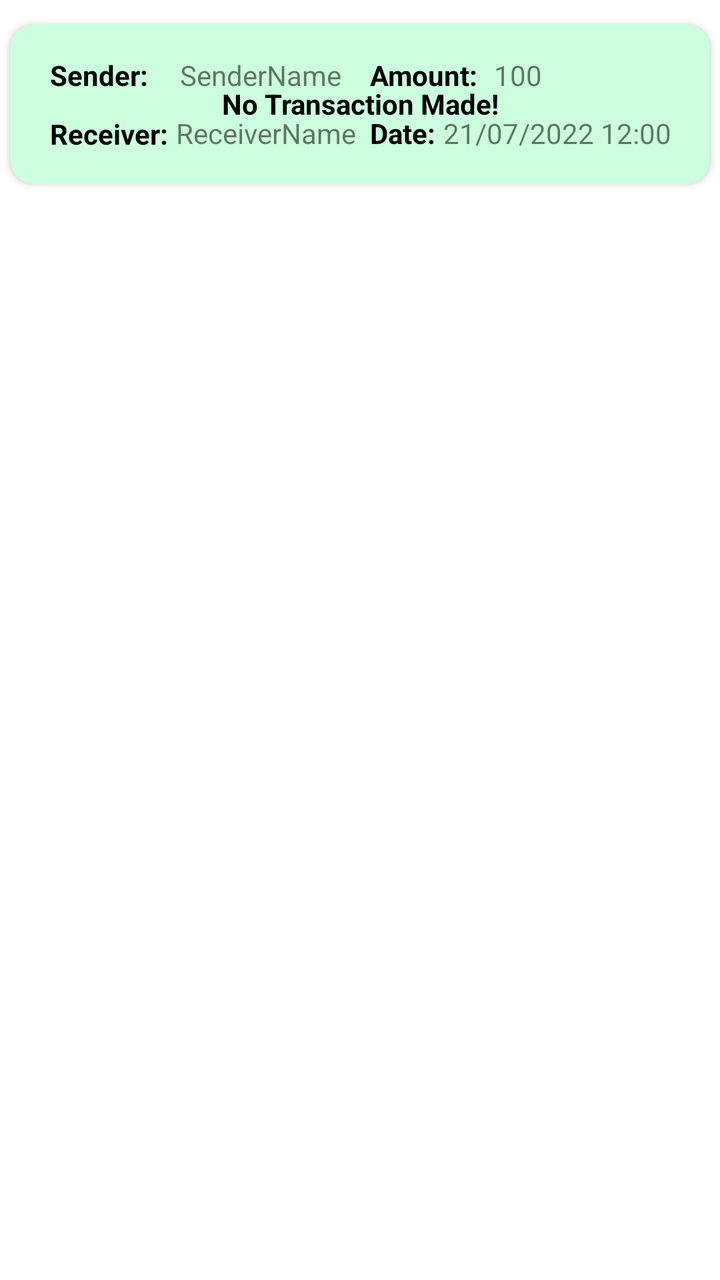
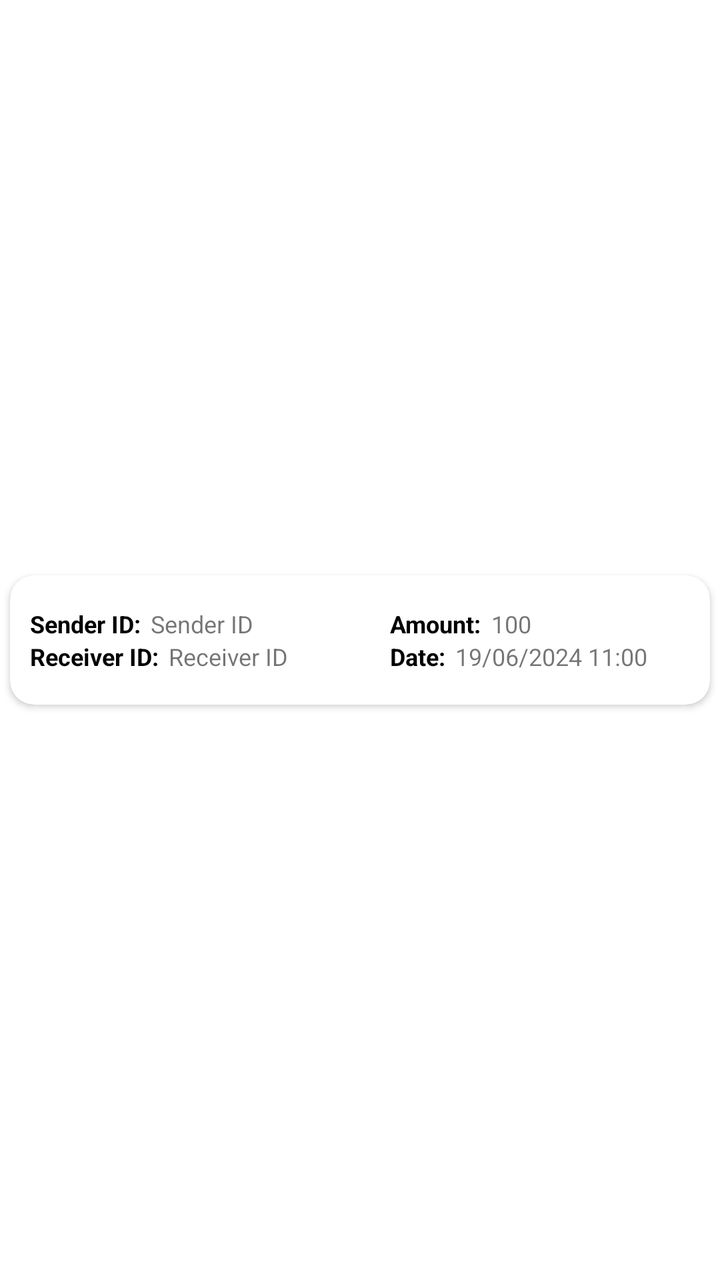

An Android layout rendered at two revisions. The XML below is the earlier revision; the diff shows what the commit changed to produce the second picture.
<!-- AndroidManifest.xml: application theme Theme.ApnaBank -->
<!-- res/layout/row_transaction.xml -->
<?xml version="1.0" encoding="utf-8"?>
<androidx.constraintlayout.widget.ConstraintLayout xmlns:android="http://schemas.android.com/apk/res/android"
    xmlns:app="http://schemas.android.com/apk/res-auto"
    xmlns:tools="http://schemas.android.com/tools"
    android:layout_width="match_parent"
    android:layout_height="wrap_content">

    <androidx.cardview.widget.CardView
        android:layout_width="match_parent"
        android:layout_height="80dp"
        android:layout_marginStart="5dp"
        android:layout_marginTop="5dp"
        android:layout_marginEnd="5dp"
        android:layout_marginBottom="5dp"
        app:cardBackgroundColor="@color/base_theme1"
        app:cardCornerRadius="12dp"
        app:layout_constraintBottom_toBottomOf="parent"
        app:layout_constraintEnd_toEndOf="parent"
        app:layout_constraintHorizontal_bias="0.0"
        app:layout_constraintStart_toStartOf="parent"
        app:layout_constraintTop_toTopOf="parent"
        app:layout_constraintVertical_bias="0.013">

        <androidx.constraintlayout.widget.ConstraintLayout
            android:layout_width="match_parent"
            android:layout_height="match_parent">

            <TextView
                android:id="@+id/noTransactionTextView"
                android:layout_width="match_parent"
                android:layout_height="match_parent"
                android:gravity="center"
                android:textColor="@color/black"
                android:text="@string/noTransaction"
                android:textStyle="bold" />

            <TextView
                android:id="@+id/textView3"
                android:textColor="@color/black"
                android:layout_width="wrap_content"
                android:layout_height="wrap_content"
                android:layout_marginStart="20dp"
                android:layout_marginTop="16dp"
                android:text="@string/sender"
                android:textStyle="bold"
                app:layout_constraintStart_toStartOf="parent"
                app:layout_constraintTop_toTopOf="parent" />

            <TextView
                android:id="@+id/senderTextView"
                android:layout_width="wrap_content"
                android:layout_height="wrap_content"
                android:layout_marginStart="16dp"
                android:layout_marginTop="16dp"
                android:text="SenderName"
                app:layout_constraintStart_toEndOf="@+id/textView3"
                app:layout_constraintTop_toTopOf="parent" />

            <TextView
                android:id="@+id/textView123"
                android:textColor="@color/black"
                android:layout_width="wrap_content"
                android:layout_height="wrap_content"
                android:layout_marginStart="20dp"
                android:text="@string/receiver"
                android:textStyle="bold"
                app:layout_constraintBottom_toBottomOf="parent"
                app:layout_constraintStart_toStartOf="parent"
                app:layout_constraintTop_toBottomOf="@+id/textView3"
                app:layout_constraintVertical_bias="0.395" />

            <TextView
                android:id="@+id/receiverTextView"
                android:layout_width="wrap_content"
                android:layout_height="wrap_content"
                android:layout_marginStart="4dp"
                android:text="ReceiverName"
                app:layout_constraintBottom_toBottomOf="parent"
                app:layout_constraintStart_toEndOf="@+id/textView123"
                app:layout_constraintTop_toBottomOf="@+id/senderTextView"
                app:layout_constraintVertical_bias="0.384" />

            <TextView
                android:id="@+id/textView19"
                android:layout_width="wrap_content"
                android:layout_height="wrap_content"
                android:layout_marginStart="180dp"
                android:layout_marginTop="16dp"
                android:text="@string/amountText"
                android:textColor="@color/black"
                android:textStyle="bold"
                app:layout_constraintStart_toStartOf="parent"
                app:layout_constraintTop_toTopOf="parent" />

            <TextView
                android:id="@+id/amountTextView"
                android:layout_width="wrap_content"
                android:layout_height="wrap_content"
                android:layout_marginStart="8dp"
                android:layout_marginTop="16dp"
                android:text="100"
                app:layout_constraintStart_toEndOf="@+id/textView19"
                app:layout_constraintTop_toTopOf="parent" />

            <TextView
                android:id="@+id/textView21"
                android:layout_width="wrap_content"
                android:layout_height="wrap_content"
                android:layout_marginStart="180dp"
                android:text="@string/date"
                android:textColor="@color/black"
                android:textStyle="bold"
                app:layout_constraintBottom_toBottomOf="parent"
                app:layout_constraintStart_toStartOf="parent"
                app:layout_constraintTop_toBottomOf="@+id/textView19"
                app:layout_constraintVertical_bias="0.384" />

            <TextView
                android:id="@+id/dateTextView"
                android:layout_width="wrap_content"
                android:layout_height="wrap_content"
                android:layout_marginStart="4dp"
                android:text="21/07/2022 12:00"
                app:layout_constraintBottom_toBottomOf="parent"
                app:layout_constraintStart_toEndOf="@+id/textView21"
                app:layout_constraintTop_toBottomOf="@+id/amountTextView"
                app:layout_constraintVertical_bias="0.384" />

        </androidx.constraintlayout.widget.ConstraintLayout>

    </androidx.cardview.widget.CardView>

</androidx.constraintlayout.widget.ConstraintLayout>
<!-- resources referenced by this layout -->
<resources>
  <color name="base_theme1">@color/ui_normal</color>
  <color name="black">#FF000000</color>
  <string name="amountText">Amount: </string>
  <string name="date">Date: </string>
  <string name="noTransaction">No Transaction Made!</string>
  <string name="receiver">Receiver: </string>
  <string name="sender">Sender: </string>
  <style name="Theme.ApnaBank" parent="Theme.MaterialComponents.DayNight.DarkActionBar">
          
          <item name="colorPrimary">@color/purple_500</item>
          <item name="colorPrimaryVariant">@color/purple_700</item>
          <item name="colorOnPrimary">@color/white</item>
          
          <item name="colorSecondary">@color/teal_200</item>
          <item name="colorSecondaryVariant">@color/teal_700</item>
          <item name="colorOnSecondary">@color/black</item>
          
          <item name="android:statusBarColor" tools:targetApi="l">?attr/colorPrimaryVariant</item>
          
      </style>
  <color name="ui_normal">#CCFFDD</color>
  <color name="purple_500">#FF6200EE</color>
  <color name="purple_700">#FF3700B3</color>
  <color name="white">#FFFFFFFF</color>
  <color name="teal_200">#FF03DAC5</color>
  <color name="teal_700">#FF018786</color>
</resources>

<!-- the commit's change to res/layout/row_transaction.xml (unified diff, before → after) -->
@@ -7,42 +7,41 @@
 
     <androidx.cardview.widget.CardView
         android:layout_width="match_parent"
-        android:layout_height="80dp"
+        android:layout_height="wrap_content"
         android:layout_marginStart="5dp"
         android:layout_marginTop="5dp"
         android:layout_marginEnd="5dp"
         android:layout_marginBottom="5dp"
-        app:cardBackgroundColor="@color/base_theme1"
+        app:cardBackgroundColor="#FFFFFF"
         app:cardCornerRadius="12dp"
         app:layout_constraintBottom_toBottomOf="parent"
         app:layout_constraintEnd_toEndOf="parent"
-        app:layout_constraintHorizontal_bias="0.0"
         app:layout_constraintStart_toStartOf="parent"
-        app:layout_constraintTop_toTopOf="parent"
-        app:layout_constraintVertical_bias="0.013">
+        app:layout_constraintTop_toTopOf="parent">
 
         <androidx.constraintlayout.widget.ConstraintLayout
             android:layout_width="match_parent"
             android:layout_height="match_parent">
 
-            <TextView
-                android:id="@+id/noTransactionTextView"
-                android:layout_width="match_parent"
-                android:layout_height="match_parent"
-                android:gravity="center"
-                android:textColor="@color/black"
-                android:text="@string/noTransaction"
-                android:textStyle="bold" />
+
+
+
+
+
+
+
+
 
             <TextView
                 android:id="@+id/textView3"
                 android:textColor="@color/black"
                 android:layout_width="wrap_content"
                 android:layout_height="wrap_content"
-                android:layout_marginStart="20dp"
+                android:layout_marginStart="10dp"
                 android:layout_marginTop="16dp"
                 android:text="@string/sender"
                 android:textStyle="bold"
+                android:textSize="12sp"
                 app:layout_constraintStart_toStartOf="parent"
                 app:layout_constraintTop_toTopOf="parent" />
 
@@ -50,9 +49,10 @@
                 android:id="@+id/senderTextView"
                 android:layout_width="wrap_content"
                 android:layout_height="wrap_content"
-                android:layout_marginStart="16dp"
+                android:layout_marginStart="5dp"
                 android:layout_marginTop="16dp"
-                android:text="SenderName"
+                android:text="Sender ID"
+                android:textSize="12sp"
                 app:layout_constraintStart_toEndOf="@+id/textView3"
                 app:layout_constraintTop_toTopOf="parent" />
 
@@ -61,9 +61,11 @@
                 android:textColor="@color/black"
                 android:layout_width="wrap_content"
                 android:layout_height="wrap_content"
-                android:layout_marginStart="20dp"
+                android:layout_marginStart="10dp"
+                android:layout_marginBottom="16dp"
                 android:text="@string/receiver"
                 android:textStyle="bold"
+                android:textSize="12sp"
                 app:layout_constraintBottom_toBottomOf="parent"
                 app:layout_constraintStart_toStartOf="parent"
                 app:layout_constraintTop_toBottomOf="@+id/textView3"
@@ -73,8 +75,10 @@
                 android:id="@+id/receiverTextView"
                 android:layout_width="wrap_content"
                 android:layout_height="wrap_content"
-                android:layout_marginStart="4dp"
-                android:text="ReceiverName"
+                android:layout_marginStart="5dp"
+                android:layout_marginBottom="16dp"
+                android:text="Receiver ID"
+                android:textSize="12sp"
                 app:layout_constraintBottom_toBottomOf="parent"
                 app:layout_constraintStart_toEndOf="@+id/textView123"
                 app:layout_constraintTop_toBottomOf="@+id/senderTextView"
@@ -84,11 +88,12 @@
                 android:id="@+id/textView19"
                 android:layout_width="wrap_content"
                 android:layout_height="wrap_content"
-                android:layout_marginStart="180dp"
+                android:layout_marginStart="190dp"
                 android:layout_marginTop="16dp"
                 android:text="@string/amountText"
                 android:textColor="@color/black"
                 android:textStyle="bold"
+                android:textSize="12sp"
                 app:layout_constraintStart_toStartOf="parent"
                 app:layout_constraintTop_toTopOf="parent" />
 
@@ -96,9 +101,10 @@
                 android:id="@+id/amountTextView"
                 android:layout_width="wrap_content"
                 android:layout_height="wrap_content"
-                android:layout_marginStart="8dp"
+                android:layout_marginStart="5dp"
                 android:layout_marginTop="16dp"
                 android:text="100"
+                android:textSize="12sp"
                 app:layout_constraintStart_toEndOf="@+id/textView19"
                 app:layout_constraintTop_toTopOf="parent" />
 
@@ -106,25 +112,27 @@
                 android:id="@+id/textView21"
                 android:layout_width="wrap_content"
                 android:layout_height="wrap_content"
-                android:layout_marginStart="180dp"
+                android:layout_marginStart="190dp"
+                android:layout_marginBottom="16dp"
                 android:text="@string/date"
                 android:textColor="@color/black"
                 android:textStyle="bold"
+                android:textSize="12sp"
                 app:layout_constraintBottom_toBottomOf="parent"
                 app:layout_constraintStart_toStartOf="parent"
-                app:layout_constraintTop_toBottomOf="@+id/textView19"
-                app:layout_constraintVertical_bias="0.384" />
+                app:layout_constraintTop_toBottomOf="@+id/textView19" />
 
             <TextView
                 android:id="@+id/dateTextView"
                 android:layout_width="wrap_content"
                 android:layout_height="wrap_content"
-                android:layout_marginStart="4dp"
-                android:text="21/07/2022 12:00"
+                android:layout_marginStart="5dp"
+                android:layout_marginBottom="16dp"
+                android:text="19/06/2024 11:00"
+                android:textSize="12sp"
                 app:layout_constraintBottom_toBottomOf="parent"
                 app:layout_constraintStart_toEndOf="@+id/textView21"
-                app:layout_constraintTop_toBottomOf="@+id/amountTextView"
-                app:layout_constraintVertical_bias="0.384" />
+                app:layout_constraintTop_toBottomOf="@+id/amountTextView" />
 
         </androidx.constraintlayout.widget.ConstraintLayout>
 
<!-- resource entries referenced after the edit -->
@@ -1,17 +1,15 @@
 <!-- resources referenced by this layout -->
 <resources>
-  <color name="base_theme1">@color/ui_normal</color>
-  <color name="black">#FF000000</color>
+  <color name="black">#000000</color>
   <string name="amountText">Amount: </string>
   <string name="date">Date: </string>
-  <string name="noTransaction">No Transaction Made!</string>
-  <string name="receiver">Receiver: </string>
-  <string name="sender">Sender: </string>
+  <string name="receiver">Receiver ID: </string>
+  <string name="sender">Sender ID: </string>
   <style name="Theme.ApnaBank" parent="Theme.MaterialComponents.DayNight.DarkActionBar">
           
           <item name="colorPrimary">@color/purple_500</item>
           <item name="colorPrimaryVariant">@color/purple_700</item>
-          <item name="colorOnPrimary">@color/white</item>
+          <item name="colorOnPrimary">@color/black</item>
           
           <item name="colorSecondary">@color/teal_200</item>
           <item name="colorSecondaryVariant">@color/teal_700</item>
@@ -20,11 +18,9 @@
           <item name="android:statusBarColor" tools:targetApi="l">?attr/colorPrimaryVariant</item>
           
       </style>
-  <color name="ui_normal">#CCFFDD</color>
   <color name="purple_500">#FF6200EE</color>
-  <color name="purple_700">#FF3700B3</color>
-  <color name="white">#FFFFFFFF</color>
-  <color name="teal_200">#FF03DAC5</color>
+  <color name="purple_700">#3700B3</color>
+  <color name="teal_200">#03DAC5</color>
   <color name="teal_700">#FF018786</color>
 </resources>
 
